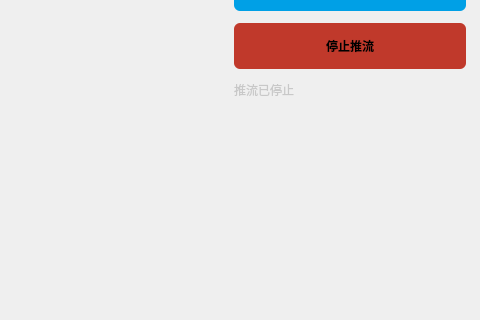
Before: the Qt Designer form src/app/LivePlatform.ui in ohto-ai/PostLive, drawn with Qt 5; both pictures show x 520 to 1000 and y 123 to 443 of the 1000 by 640 pixel window.
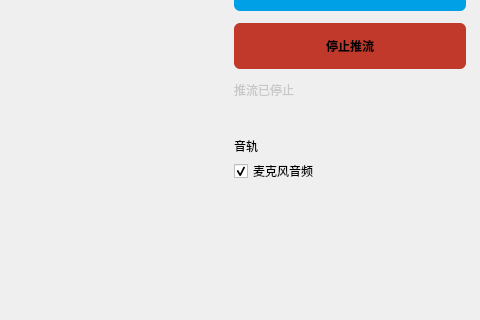
After: the same form once the commit is applied. Icons and pictures are not drawn.

Patch:
```diff
--- a/src/app/LivePlatform.ui
+++ b/src/app/LivePlatform.ui
@@ -465,6 +465,44 @@
          </property>
         </widget>
        </item>
+       <item>
+        <widget class="QWidget" name="audioSection" native="true">
+         <layout class="QVBoxLayout" name="audioSectionLayout">
+          <property name="spacing">
+           <number>4</number>
+          </property>
+          <property name="leftMargin">
+           <number>0</number>
+          </property>
+          <property name="topMargin">
+           <number>0</number>
+          </property>
+          <property name="rightMargin">
+           <number>0</number>
+          </property>
+          <property name="bottomMargin">
+           <number>0</number>
+          </property>
+          <item>
+           <widget class="QLabel" name="audioHeader">
+            <property name="text">
+             <string>音轨</string>
+            </property>
+           </widget>
+          </item>
+          <item>
+           <widget class="QCheckBox" name="audioMicCheckBox">
+            <property name="text">
+             <string>麦克风音频</string>
+            </property>
+            <property name="checked">
+             <bool>true</bool>
+            </property>
+           </widget>
+          </item>
+         </layout>
+        </widget>
+       </item>
        <item>
         <spacer name="controlDockSpacer">
          <property name="orientation">
```
